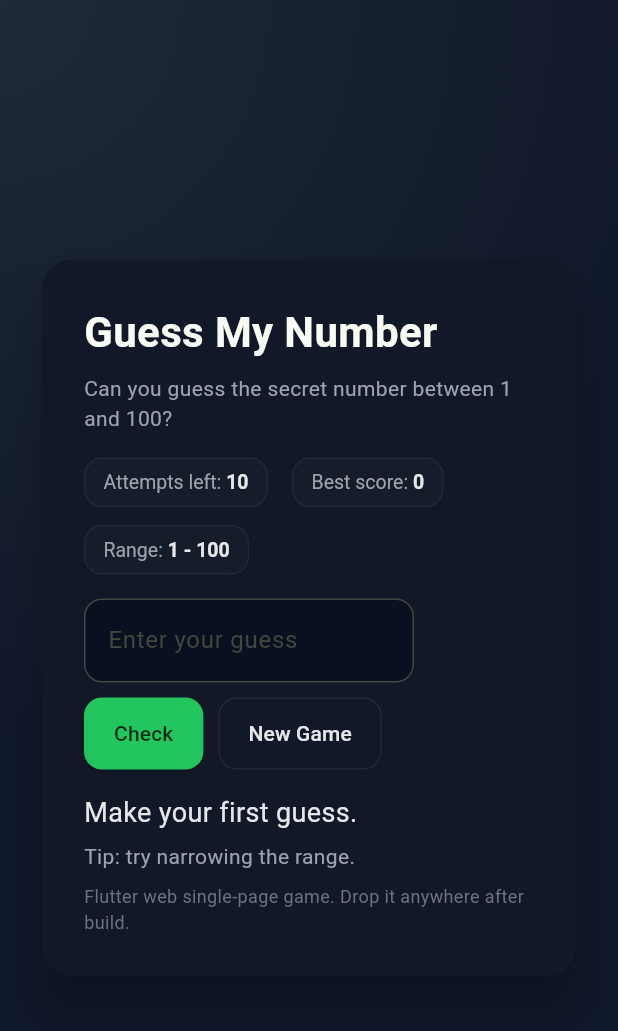
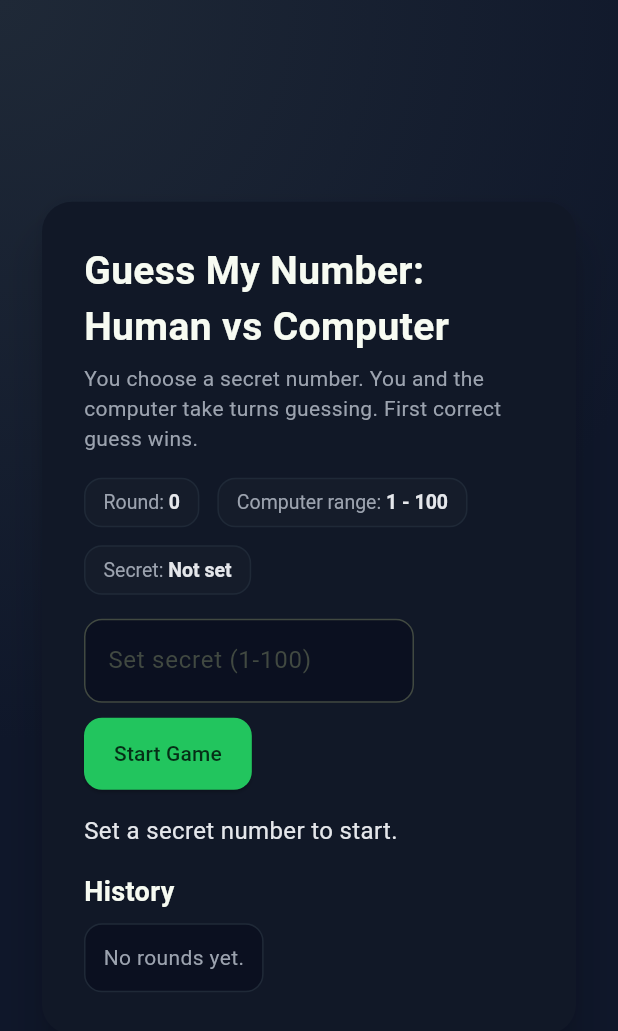
Before and after one commit to Sudhir-Dharan/guess-my-number, a Flutter app: the screen it shows after launch, on a phone screen of 412 x 824 dp. Shown: the top 1031 px of the screen. Run offline on Flutter 3.47's test engine with Material 3 defaults, Android fonts, the phone set to English and light mode, and no system bars.

Commit message:
Switch to human vs computer mode with history

```diff
--- a/lib/main.dart
+++ b/lib/main.dart
@@ -1,5 +1,4 @@
 import 'dart:math';
-import 'dart:html' as html;
 import 'package:flutter/material.dart';
 
 void main() {
@@ -34,87 +33,107 @@ class GuessMyNumberPage extends StatefulWidget {
 class _GuessMyNumberPageState extends State<GuessMyNumberPage> {
   static const int min = 1;
   static const int max = 100;
-  static const int maxAttempts = 10;
 
-  final TextEditingController _controller = TextEditingController();
+  final TextEditingController _secretController = TextEditingController();
+  final TextEditingController _guessController = TextEditingController();
 
-  late int _secret;
-  int _attemptsLeft = maxAttempts;
-  int _bestScore = 0;
-  String _message = 'Make your first guess.';
-  String _hint = 'Tip: try narrowing the range.';
-  Color _messageColor = const Color(0xFFE5E7EB);
+  int? _secret;
+  int _round = 0;
+  int _computerMin = min;
+  int _computerMax = max;
+  bool _gameOver = false;
+  String _status = 'Set a secret number to start.';
 
-  @override
-  void initState() {
-    super.initState();
-    _bestScore = _loadBestScore();
-    _newGame();
-  }
+  final List<RoundResult> _history = [];
 
-  int _loadBestScore() {
-    final value = html.window.localStorage['bestScore'];
-    return int.tryParse(value ?? '') ?? 0;
-  }
-
-  void _saveBestScore(int score) {
-    html.window.localStorage['bestScore'] = score.toString();
-  }
-
-  void _setMessage(String text, Color color) {
-    setState(() {
-      _message = text;
-      _messageColor = color;
-    });
-  }
-
-  void _newGame() {
-    setState(() {
-      _secret = Random().nextInt(max - min + 1) + min;
-      _attemptsLeft = maxAttempts;
-      _controller.clear();
-      _message = 'Make your first guess.';
-      _hint = 'Tip: try narrowing the range.';
-      _messageColor = const Color(0xFFE5E7EB);
-    });
-  }
-
-  void _checkGuess() {
-    final guess = int.tryParse(_controller.text.trim());
-    if (guess == null || guess < min || guess > max) {
-      _setMessage('Enter a number between $min and $max.', const Color(0xFFFCD34D));
+  void _startGame() {
+    final value = int.tryParse(_secretController.text.trim());
+    if (value == null || value < min || value > max) {
+      _setStatus('Enter a secret number between $min and $max.', Colors.amber);
       return;
     }
 
     setState(() {
-      _attemptsLeft -= 1;
+      _secret = value;
+      _round = 0;
+      _computerMin = min;
+      _computerMax = max;
+      _history.clear();
+      _gameOver = false;
+      _guessController.clear();
+      _status = 'Game on. You and the computer will guess each round.';
     });
+  }
 
-    if (guess == _secret) {
-      _setMessage('Correct! You guessed the number.', const Color(0xFF86EFAC));
+  void _reset() {
     setState(() {
-        _hint = 'Nice. Hit New Game to play again.';
+      _secret = null;
+      _round = 0;
+      _computerMin = min;
+      _computerMax = max;
+      _history.clear();
+      _gameOver = false;
+      _secretController.clear();
+      _guessController.clear();
+      _status = 'Set a secret number to start.';
     });
-      if (_attemptsLeft > _bestScore) {
-        _bestScore = _attemptsLeft;
-        _saveBestScore(_bestScore);
   }
+
+  void _setStatus(String text, Color color) {
+    setState(() {
+      _status = text;
+    });
+  }
+
+  void _playRound() {
+    if (_secret == null || _gameOver) return;
+
+    final userGuess = int.tryParse(_guessController.text.trim());
+    if (userGuess == null || userGuess < min || userGuess > max) {
+      _setStatus('Enter your guess between $min and $max.', Colors.amber);
       return;
     }
 
-    if (_attemptsLeft <= 0) {
-      _setMessage('Game over. The number was $_secret.', const Color(0xFFFCA5A5));
+    final compGuess = (_computerMin + _computerMax) ~/ 2;
+
+    final userHint = _hintFor(userGuess, _secret!);
+    final compHint = _hintFor(compGuess, _secret!);
+
     setState(() {
-        _hint = 'Try again with New Game.';
-      });
-      return;
+      _round += 1;
+      _history.add(RoundResult(
+        round: _round,
+        userGuess: userGuess,
+        userHint: userHint,
+        computerGuess: compGuess,
+        computerHint: compHint,
+      ));
+
+      if (compHint == Hint.higher) {
+        _computerMin = compGuess + 1;
+      } else if (compHint == Hint.lower) {
+        _computerMax = compGuess - 1;
       }
 
-    if (guess < _secret) {
-      _setMessage('Too low. Try higher.', const Color(0xFFFCD34D));
+      if (userHint == Hint.correct && compHint == Hint.correct) {
+        _status = 'It is a tie. Both guessed correctly!';
+        _gameOver = true;
+      } else if (userHint == Hint.correct) {
+        _status = 'You win. You guessed it first.';
+        _gameOver = true;
+      } else if (compHint == Hint.correct) {
+        _status = 'Computer wins. It guessed your number.';
+        _gameOver = true;
       } else {
-      _setMessage('Too high. Try lower.', const Color(0xFFFCD34D));
+        _status = 'Next round. Keep going.';
       }
+    });
+  }
+
+  Hint _hintFor(int guess, int secret) {
+    if (guess == secret) return Hint.correct;
+    if (guess < secret) return Hint.higher;
+    return Hint.lower;
   }
 
   @override
@@ -131,7 +150,7 @@ class _GuessMyNumberPageState extends State<GuessMyNumberPage> {
         alignment: Alignment.center,
         padding: const EdgeInsets.all(24),
         child: ConstrainedBox(
-          constraints: const BoxConstraints(maxWidth: 760),
+          constraints: const BoxConstraints(maxWidth: 900),
           child: Card(
             color: const Color(0xFF111827),
             elevation: 12,
@@ -143,25 +162,26 @@ class _GuessMyNumberPageState extends State<GuessMyNumberPage> {
                 crossAxisAlignment: CrossAxisAlignment.start,
                 children: [
                   const Text(
-                    'Guess My Number',
-                    style: TextStyle(fontSize: 28, fontWeight: FontWeight.bold),
+                    'Guess My Number: Human vs Computer',
+                    style: TextStyle(fontSize: 26, fontWeight: FontWeight.bold),
                   ),
-                  const SizedBox(height: 8),
+                  const SizedBox(height: 6),
                   const Text(
-                    'Can you guess the secret number between 1 and 100?',
+                    'You choose a secret number. You and the computer take turns guessing. First correct guess wins.',
                     style: TextStyle(color: Color(0xFF9CA3AF)),
                   ),
                   const SizedBox(height: 16),
                   Wrap(
-                    spacing: 16,
+                    spacing: 12,
                     runSpacing: 12,
                     children: [
-                      _StatChip(label: 'Attempts left', value: _attemptsLeft.toString()),
-                      _StatChip(label: 'Best score', value: _bestScore.toString()),
-                      const _StatChip(label: 'Range', value: '1 - 100'),
+                      _StatChip(label: 'Round', value: _round.toString()),
+                      _StatChip(label: 'Computer range', value: '$_computerMin - $_computerMax'),
+                      _StatChip(label: 'Secret', value: _secret == null ? 'Not set' : 'Locked'),
                     ],
                   ),
                   const SizedBox(height: 16),
+                  if (_secret == null) ...[
                     Wrap(
                       spacing: 10,
                       runSpacing: 10,
@@ -169,10 +189,10 @@ class _GuessMyNumberPageState extends State<GuessMyNumberPage> {
                         SizedBox(
                           width: 220,
                           child: TextField(
-                          controller: _controller,
+                            controller: _secretController,
                             keyboardType: TextInputType.number,
                             decoration: InputDecoration(
-                            hintText: 'Enter your guess',
+                              hintText: 'Set secret (1-100)',
                               filled: true,
                               fillColor: const Color(0xFF0B1020),
                               border: OutlineInputBorder(
@@ -180,38 +200,107 @@ class _GuessMyNumberPageState extends State<GuessMyNumberPage> {
                                 borderSide: const BorderSide(color: Color(0xFF1F2937)),
                               ),
                             ),
-                          onSubmitted: (_) => _checkGuess(),
                           ),
                         ),
                         ElevatedButton(
-                        onPressed: _checkGuess,
+                          onPressed: _startGame,
                           style: ElevatedButton.styleFrom(
                             padding: const EdgeInsets.symmetric(horizontal: 20, vertical: 14),
                             backgroundColor: const Color(0xFF22C55E),
                             foregroundColor: const Color(0xFF052E16),
                             shape: RoundedRectangleBorder(borderRadius: BorderRadius.circular(12)),
                           ),
-                        child: const Text('Check'),
+                          child: const Text('Start Game'),
+                        ),
+                      ],
+                    ),
+                  ] else ...[
+                    Wrap(
+                      spacing: 10,
+                      runSpacing: 10,
+                      children: [
+                        SizedBox(
+                          width: 220,
+                          child: TextField(
+                            controller: _guessController,
+                            keyboardType: TextInputType.number,
+                            decoration: InputDecoration(
+                              hintText: 'Your guess (1-100)',
+                              filled: true,
+                              fillColor: const Color(0xFF0B1020),
+                              border: OutlineInputBorder(
+                                borderRadius: BorderRadius.circular(12),
+                                borderSide: const BorderSide(color: Color(0xFF1F2937)),
+                              ),
+                            ),
+                            onSubmitted: (_) => _playRound(),
+                          ),
+                        ),
+                        ElevatedButton(
+                          onPressed: _playRound,
+                          style: ElevatedButton.styleFrom(
+                            padding: const EdgeInsets.symmetric(horizontal: 20, vertical: 14),
+                            backgroundColor: const Color(0xFF22C55E),
+                            foregroundColor: const Color(0xFF052E16),
+                            shape: RoundedRectangleBorder(borderRadius: BorderRadius.circular(12)),
+                          ),
+                          child: const Text('Play Round'),
                         ),
                         OutlinedButton(
-                        onPressed: _newGame,
+                          onPressed: _reset,
                           style: OutlinedButton.styleFrom(
                             padding: const EdgeInsets.symmetric(horizontal: 20, vertical: 14),
                             foregroundColor: const Color(0xFFE5E7EB),
                             side: const BorderSide(color: Color(0xFF1F2937)),
                             shape: RoundedRectangleBorder(borderRadius: BorderRadius.circular(12)),
                           ),
-                        child: const Text('New Game'),
+                          child: const Text('Reset'),
                         ),
                       ],
                     ),
+                  ],
                   const SizedBox(height: 16),
-                  Text(_message, style: TextStyle(fontSize: 18, color: _messageColor)),
-                  const SizedBox(height: 6),
-                  Text(_hint, style: const TextStyle(color: Color(0xFF9CA3AF))),
+                  Text(_status, style: const TextStyle(fontSize: 16, color: Color(0xFFE5E7EB))),
+                  const SizedBox(height: 16),
+                  const Text('History', style: TextStyle(fontSize: 18, fontWeight: FontWeight.bold)),
                   const SizedBox(height: 8),
-                  const Text('Flutter web single‑page game. Drop it anywhere after build.',
-                      style: TextStyle(color: Color(0xFF6B7280), fontSize: 12)),
+                  Container(
+                    padding: const EdgeInsets.all(12),
+                    decoration: BoxDecoration(
+                      color: const Color(0xFF0B1020),
+                      borderRadius: BorderRadius.circular(12),
+                      border: Border.all(color: const Color(0xFF1F2937)),
+                    ),
+                    child: _history.isEmpty
+                        ? const Text('No rounds yet.', style: TextStyle(color: Color(0xFF9CA3AF)))
+                        : Column(
+                            children: _history.map((r) {
+                              return Padding(
+                                padding: const EdgeInsets.symmetric(vertical: 6),
+                                child: Row(
+                                  children: [
+                                    SizedBox(width: 70, child: Text('Round ${r.round}')),
+                                    Expanded(
+                                      child: Row(
+                                        children: [
+                                          const Text('You: '),
+                                          Text('${r.userGuess}'),
+                                          const SizedBox(width: 6),
+                                          HintIcon(r.userHint),
+                                          const SizedBox(width: 16),
+                                          const Text('Computer: '),
+                                          Text('${r.computerGuess}'),
+                                          const SizedBox(width: 6),
+                                          HintIcon(r.computerHint),
+                                        ],
+                                      ),
+                                    ),
+                                  ],
+                                ),
+                              );
+                            }).toList(),
+                          ),
+                  ),
                 ],
               ),
             ),
@@ -219,6 +308,42 @@ class _GuessMyNumberPageState extends State<GuessMyNumberPage> {
         ),
       ),
     );
+  }
+}
+
+enum Hint { higher, lower, correct }
+
+class RoundResult {
+  final int round;
+  final int userGuess;
+  final Hint userHint;
+  final int computerGuess;
+  final Hint computerHint;
+
+  RoundResult({
+    required this.round,
+    required this.userGuess,
+    required this.userHint,
+    required this.computerGuess,
+    required this.computerHint,
+  });
+}
+
+class HintIcon extends StatelessWidget {
+  final Hint hint;
+
+  const HintIcon(this.hint, {super.key});
+
+  @override
+  Widget build(BuildContext context) {
+    switch (hint) {
+      case Hint.higher:
+        return const Icon(Icons.arrow_upward, color: Color(0xFFFCD34D), size: 18);
+      case Hint.lower:
+        return const Icon(Icons.arrow_downward, color: Color(0xFFFCD34D), size: 18);
+      case Hint.correct:
+        return const Icon(Icons.check_circle, color: Color(0xFF86EFAC), size: 18);
+    }
   }
 }
 
```
Also changed, not shown: 1 other file. Lines whose indentation alone changed are shown as unchanged.
